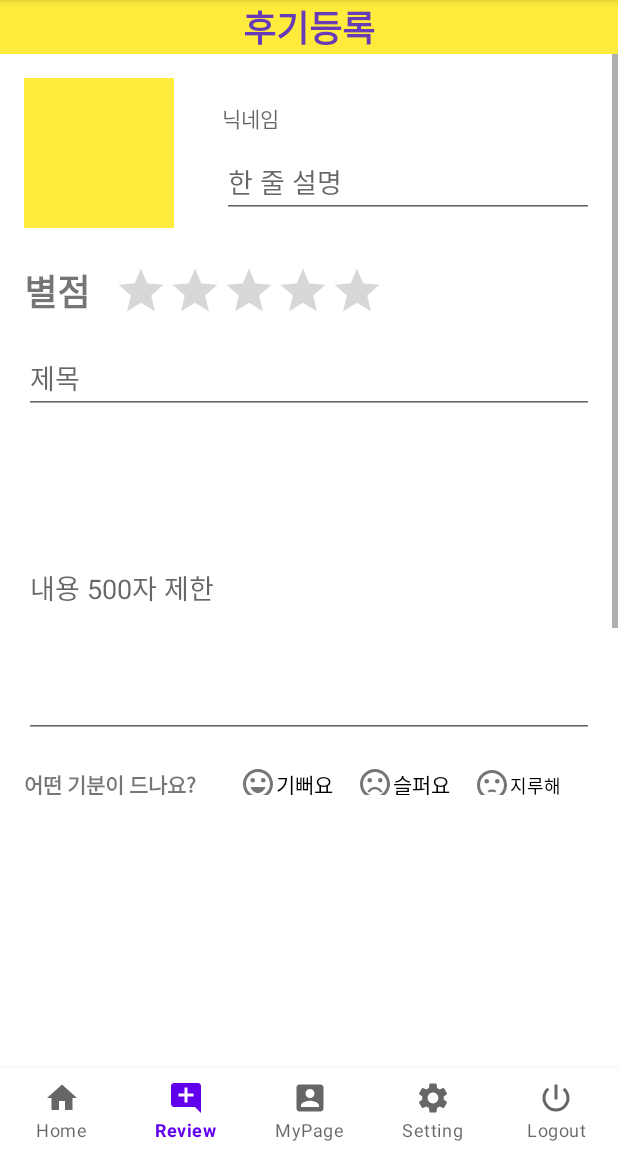
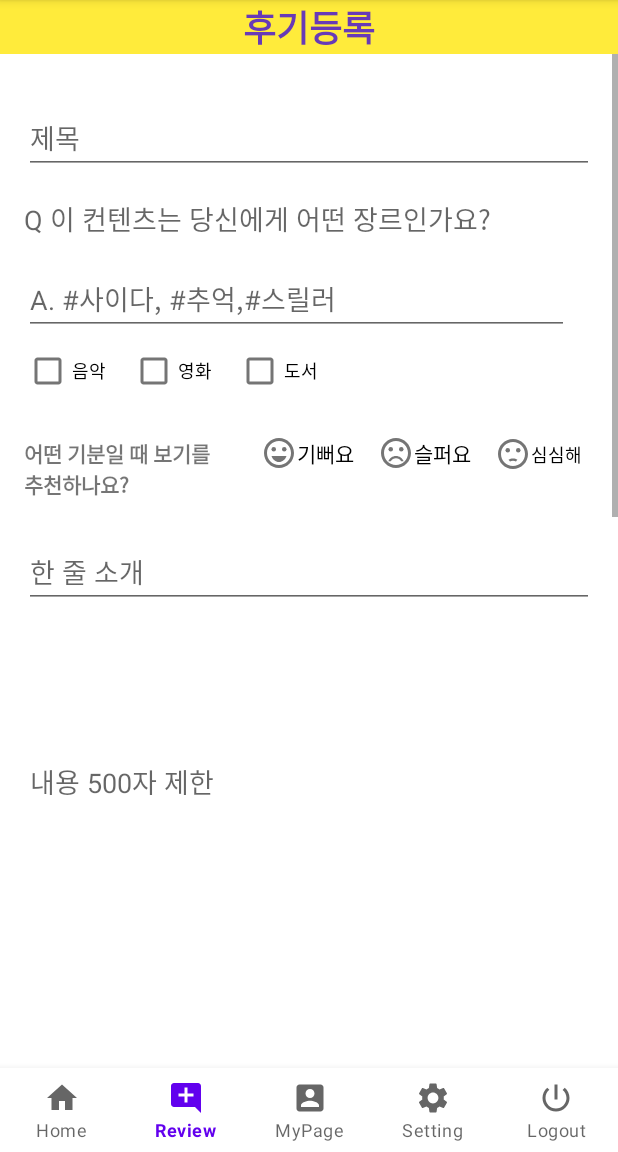
Before and after one commit to stgbs/BottomMenu, an Android app: the MainActivity2 screen opened directly, with no data from a screen before it, item 2 of the bottom bar chosen, on a phone screen of 412 x 824 dp, the part 84-1236 px from its top. Run offline under Robolectric (Android 15) with nearby library versions, the phone set to English and light mode, and no system bars.

Commit message:
HOME, REVIEW, MYPAGE

```diff
--- a/app/src/main/java/com/anroid/bottommenu/MainActivity2.kt
+++ b/app/src/main/java/com/anroid/bottommenu/MainActivity2.kt
@@ -61,6 +61,7 @@ class MainActivity2 : AppCompatActivity() {
         bundle.putInt("alias", reviewList.alias)
         bundle.putString("title", reviewList.title)
         bundle.putString("genre", reviewList.genre)
+        bundle.putString("category", reviewList.category)
         bundle.putString("reviewContent", reviewList.review)
         bundle.putString("description", reviewList.description)
         bundle.putFloat("rating", reviewList.rating)
--- a/app/src/main/java/com/anroid/bottommenu/ReviewAdapter.kt
+++ b/app/src/main/java/com/anroid/bottommenu/ReviewAdapter.kt
@@ -32,12 +32,10 @@ class ReviewAdapter(val context: Context, val reviewList: List<Review>): BaseAda
         val rowView: View = LayoutInflater.from(context).inflate(R.layout.review_contents, null)
 
         val textId = rowView.findViewById<TextView>(R.id.textId)
-        val imageView = rowView.findViewById<ImageView>(R.id.imageView)
         val textContent = rowView.findViewById<TextView>(R.id.textContent)
         val textDescription = rowView.findViewById<TextView>(R.id.textDescription)
 
         textId.text = reviewList[position].alias.toString()
-        imageView.setImageResource(R.drawable.image)
         textContent.text = reviewList[position].title
         textDescription.text = reviewList[position].description
 
--- a/app/src/main/java/com/anroid/bottommenu/ReviewFragment.kt
+++ b/app/src/main/java/com/anroid/bottommenu/ReviewFragment.kt
@@ -22,6 +22,7 @@ class ReviewFragment : Fragment() {
 
     lateinit var edt_alias: TextView
     lateinit var ratingBar: RatingBar
+    lateinit var edt_genre: EditText
     lateinit var summary: EditText
     lateinit var edt_title: EditText
     lateinit var review: EditText
@@ -33,8 +34,11 @@ class ReviewFragment : Fragment() {
     lateinit var btn_sad: CheckBox
     lateinit var btn_bored: CheckBox
 
+    lateinit var btn_music: CheckBox
+    lateinit var btn_movie: CheckBox
+    lateinit var btn_book: CheckBox
+
     lateinit var btn_add: Button
-    lateinit var btn_rev: Button
     lateinit var btn_del: Button
 
     override fun onCreateView(
@@ -47,6 +51,7 @@ class ReviewFragment : Fragment() {
 
         edt_alias = view.findViewById<TextView>(R.id.edt_alias)
         summary = view.findViewById<EditText>(R.id.summary)
+        edt_genre = view.findViewById<EditText>(R.id.edt_genre)
         edt_title = view.findViewById<EditText>(R.id.edt_title)
         review = view.findViewById<EditText>(R.id.review)
 
@@ -57,7 +62,11 @@ class ReviewFragment : Fragment() {
 
         btn_add = view.findViewById<Button>(R.id.btn_add)
         btn_del = view.findViewById<Button>(R.id.btn_del)
-        btn_rev = view.findViewById<Button>(R.id.btn_rev)
+
+        btn_music = view.findViewById<CheckBox>(R.id.btn_music)
+        btn_book = view.findViewById<CheckBox>(R.id.btn_book)
+        btn_movie = view.findViewById<CheckBox>(R.id.btn_movie)
+
 
         btn_happy = view.findViewById<CheckBox>(R.id.btn_happy)
         btn_sad = view.findViewById<CheckBox>(R.id.btn_sad)
@@ -66,8 +75,9 @@ class ReviewFragment : Fragment() {
         arguments?.let {
             alias = it.getInt("alias")
             title = it.getString("title").toString()
+            genre = it.getString("genre").toString()
+            category = it.getString("category").toString()
             reviewContent = it.getString("reviewContent").toString()
-            genre = it.getString("genre").toString()
             description = it.getString("description").toString()
             ratingScore = it.getFloat("rating")
             emotion = it.getString("emotion").toString()
@@ -75,6 +85,7 @@ class ReviewFragment : Fragment() {
         }
 
         edt_title.setText(title)
+        edt_genre.setText(genre)
         summary.setText(description)
         review.setText(reviewContent)
         ratingBar.rating = ratingScore
@@ -92,6 +103,13 @@ class ReviewFragment : Fragment() {
             else -> false
         }
 
+        when(category){
+            "MUSIC" -> btn_music.isChecked = true
+            "MOVIE" -> btn_movie.isChecked = true
+            "BOOK" -> btn_book.isChecked = true
+            else -> false
+        }
+
         //Event
         ratingBar.setOnRatingBarChangeListener { ratingBar, rating, fromUser ->
             ratingScore = rating
@@ -99,6 +117,7 @@ class ReviewFragment : Fragment() {
 
         emotion_btnEvent()
         recommend_btnEvent()
+        category_btnEvent()
         btnEvent()
 
         db.close()
@@ -134,9 +153,30 @@ class ReviewFragment : Fragment() {
         }
     }
 
+    private fun category_btnEvent(){
+        btn_music.setOnClickListener{
+            btn_book.isChecked = false
+            btn_movie.isChecked = false
+            category = "MUSIC"
+        }
+
+        btn_movie.setOnClickListener{
+            btn_music.isChecked = false
+            btn_book.isChecked = false
+            category = "MOVIE"
+        }
+
+        btn_book.setOnClickListener{
+            btn_music.isChecked = false
+            btn_movie.isChecked = false
+            category = "BOOK"
+        }
+    }
+
     private fun btnEvent(){
         btn_add.setOnClickListener {
             title = edt_title.text.toString()
+            genre = edt_genre.text.toString()
             reviewContent = review.text.toString()
             description = summary.text.toString()
 
--- a/app/src/main/res/layout/fragment_review.xml
+++ b/app/src/main/res/layout/fragment_review.xml
@@ -46,82 +46,12 @@
                     android:layout_width="match_parent"
                     android:layout_height="wrap_content">
 
-                    <ImageView
-                        android:id="@+id/me"
-                        android:layout_width="100dp"
-                        android:layout_height="100dp"
-                        android:layout_marginStart="16dp"
-                        android:layout_marginTop="16dp"
-                        android:layout_marginEnd="16dp"
-                        android:background="#FFEB3B"
-                        app:layout_constraintEnd_toStartOf="@+id/db_alias"
-                        app:layout_constraintStart_toStartOf="parent"
-                        app:layout_constraintTop_toBottomOf="@+id/text_mypage"
-                        app:layout_constraintTop_toTopOf="parent"
-                        tools:srcCompat="@drawable/ic_baseline_mood_24" />
-
                     <LinearLayout
                         android:layout_width="match_parent"
                         android:layout_height="wrap_content"
                         android:layout_marginTop="16dp"
                         android:orientation="vertical">
 
-                        <TextView
-                            android:id="@+id/edt_alias"
-                            android:layout_width="wrap_content"
-                            android:layout_height="wrap_content"
-                            android:layout_marginStart="16dp"
-                            android:layout_marginTop="16dp"
-                            android:hint="닉네임"
-                            app:layout_constraintStart_toEndOf="@+id/me"
-                            app:layout_constraintTop_toBottomOf="@+id/text_mypage" />
-
-                        <EditText
-                            android:id="@+id/summary"
-                            android:layout_width="match_parent"
-                            android:layout_height="wrap_content"
-                            android:layout_marginStart="16dp"
-                            android:layout_marginTop="8dp"
-                            android:layout_marginEnd="16dp"
-                            android:hint="한 줄 설명"
-                            android:maxLines="2"
-                            app:layout_constraintStart_toEndOf="@+id/me"
-                            app:layout_constraintTop_toBottomOf="@+id/db_alias" />
-
-
-                    </LinearLayout>
-
-                </LinearLayout>
-
-                <LinearLayout
-                    android:layout_width="match_parent"
-                    android:layout_height="match_parent">
-
-                    <TextView
-                        android:layout_width="wrap_content"
-                        android:layout_height="match_parent"
-                        android:layout_marginStart="16dp"
-                        android:layout_marginTop="24dp"
-                        android:text="별점"
-                        android:textSize="24sp"
-                        android:textStyle="bold"
-                        app:layout_constraintTop_toBottomOf="@+id/db_alias" />
-
-
-                    <RatingBar
-                        android:id="@+id/ratingBar"
-                        style="@style/Widget.AppCompat.RatingBar.Indicator"
-                        android:layout_width="wrap_content"
-                        android:layout_height="match_parent"
-                        android:layout_marginStart="16dp"
-                        android:layout_marginTop="24dp"
-                        android:isIndicator="false"
-                        android:max="5"
-                        android:numStars="5"
-                        android:rating="0.0"
-                        android:stepSize="0.5" />
-
-                </LinearLayout>
 
                         <EditText
                             android:id="@+id/edt_title"
@@ -137,32 +67,70 @@
                             app:layout_constraintTop_toBottomOf="@+id/me" />
 
 
-                <EditText
-                    android:id="@+id/review"
-                    android:layout_width="match_parent"
-                    android:layout_height="200dp"
+                        <TextView
+                            android:id="@+id/edt_alias"
+                            android:layout_width="wrap_content"
+                            android:layout_height="wrap_content"
                             android:layout_marginStart="16dp"
                             android:layout_marginTop="16dp"
-                    android:layout_marginEnd="16dp"
-                    android:ellipsize="end"
-                    android:hint="내용 500자 제한 "
-                    android:maxLength="500"
-                    app:layout_constraintEnd_toEndOf="parent"
-                    app:layout_constraintStart_toStartOf="parent"
-                    app:layout_constraintTop_toBottomOf="@+id/db_title" />
+                            android:hint="Q 이 컨텐츠는 당신에게 어떤 장르인가요?"
+                            android:textSize="18dp"
+                            app:layout_constraintStart_toEndOf="@+id/me"
+                            app:layout_constraintTop_toBottomOf="@+id/text_mypage" />
+
+                        <EditText
+                            android:id="@+id/edt_genre"
+                            android:layout_width="363dp"
+                            android:layout_height="wrap_content"
+                            android:layout_marginStart="16dp"
+                            android:layout_marginTop="16dp"
+                            android:hint="A. #사이다, #추억,#스릴러"
+                            android:maxLength="18"
+                            app:layout_constraintStart_toEndOf="@+id/me"
+                            app:layout_constraintTop_toBottomOf="@+id/text_mypage" />
+
+                        <LinearLayout
+                            android:layout_width="226dp"
+                            android:layout_height="wrap_content"
+                            android:orientation="horizontal">
+
+                            <CheckBox
+                                android:id="@+id/btn_music"
+                                android:layout_width="wrap_content"
+                                android:layout_height="wrap_content"
+                                android:layout_marginStart="16dp"
+                                android:text="음악"
+                                android:textSize="12sp" />
+
+                            <CheckBox
+                                android:id="@+id/btn_movie"
+                                android:layout_width="wrap_content"
+                                android:layout_height="wrap_content"
+                                android:layout_marginStart="16dp"
+                                android:text="영화"
+                                android:textSize="12sp" />
+
+                            <CheckBox
+                                android:id="@+id/btn_book"
+                                android:layout_width="wrap_content"
+                                android:layout_height="wrap_content"
+                                android:layout_marginStart="16dp"
+                                android:text="도서"
+                                android:textSize="12sp" />
+                        </LinearLayout>
 
 
                         <LinearLayout
                             android:layout_width="match_parent"
-                    android:layout_height="wrap_content">
+                            android:layout_height="78dp">
 
                             <TextView
-                        android:layout_width="120dp"
+                                android:layout_width="134dp"
                                 android:layout_height="wrap_content"
                                 android:layout_marginStart="16dp"
                                 android:layout_marginTop="16dp"
                                 android:layout_marginEnd="16dp"
-                        android:text="어떤 기분이 드나요?"
+                                android:text="어떤 기분일 때 보기를 추천하나요?"
                                 android:textSize="14sp"
                                 android:textStyle="bold"
                                 app:layout_constraintStart_toStartOf="parent" />
@@ -195,15 +163,81 @@
                                 android:layout_marginTop="16dp"
                                 android:layout_marginEnd="16dp"
                                 android:button="@drawable/ic_baseline_bored"
-                        android:text="지루해"
+                                android:text="심심해"
                                 android:textSize="12sp" />
 
 
                         </LinearLayout>
 
+
+                    </LinearLayout>
+
+                </LinearLayout>
+
+
+
+
+                <EditText
+                    android:id="@+id/summary"
+                    android:layout_width="match_parent"
+                    android:layout_height="wrap_content"
+                    android:layout_marginStart="16dp"
+                    android:layout_marginTop="8dp"
+                    android:layout_marginEnd="16dp"
+                    android:hint="한 줄 소개"
+                    android:maxLines="2"
+                    app:layout_constraintStart_toEndOf="@+id/me"
+                    app:layout_constraintTop_toBottomOf="@+id/db_alias" />
+
+
+                <EditText
+                    android:id="@+id/review"
+                    android:layout_width="match_parent"
+                    android:layout_height="200dp"
+                    android:layout_marginStart="16dp"
+                    android:layout_marginTop="16dp"
+                    android:layout_marginEnd="16dp"
+                    android:ellipsize="end"
+                    android:hint="내용 500자 제한 "
+                    android:maxLength="500"
+                    app:layout_constraintEnd_toEndOf="parent"
+                    app:layout_constraintStart_toStartOf="parent"
+                    app:layout_constraintTop_toBottomOf="@+id/db_title" />
+
+
                 <LinearLayout
                     android:layout_width="match_parent"
                     android:layout_height="match_parent">
+
+                    <TextView
+                        android:layout_width="wrap_content"
+                        android:layout_height="match_parent"
+                        android:layout_marginStart="16dp"
+                        android:layout_marginTop="24dp"
+                        android:text="별점"
+                        android:textSize="18dp"
+                        android:textStyle="bold"
+                        app:layout_constraintTop_toBottomOf="@+id/db_alias" />
+
+
+                    <RatingBar
+                        android:id="@+id/ratingBar"
+                        style="@style/Widget.AppCompat.RatingBar.Indicator"
+                        android:layout_width="wrap_content"
+                        android:layout_height="match_parent"
+                        android:layout_marginStart="16dp"
+                        android:layout_marginTop="18dp"
+                        android:isIndicator="false"
+                        android:max="5"
+                        android:numStars="5"
+                        android:rating="0.0"
+                        android:stepSize="0.5" />
+
+                </LinearLayout>
+
+                <LinearLayout
+                    android:layout_width="match_parent"
+                    android:layout_height="wrap_content">
 
                     <TextView
                         android:id="@+id/db_choose"
@@ -212,6 +246,7 @@
                         android:layout_marginStart="16dp"
                         android:layout_marginTop="16dp"
                         android:layout_marginEnd="16dp"
+                        android:layout_marginBottom="16dp"
                         android:text="추천 선택"
                         android:textAlignment="center"
                         android:textAllCaps="false"
@@ -228,6 +263,7 @@
                         android:layout_height="wrap_content"
                         android:layout_marginStart="16dp"
                         android:layout_marginTop="16dp"
+                        android:layout_marginBottom="16dp"
                         android:background="#00BCD4"
                         android:backgroundTint="#673AB7"
                         android:buttonTint="#FFEB3B"
@@ -242,6 +278,7 @@
                         android:layout_height="wrap_content"
                         android:layout_marginStart="16dp"
                         android:layout_marginTop="16dp"
+                        android:layout_marginBottom="16dp"
                         android:background="#FFEB3B"
                         android:backgroundTint="#673AB7"
                         android:buttonTint="#FFEB3B"
@@ -277,13 +314,7 @@
                         android:layout_marginStart="16dp"
                         android:text="삭제" />
 
-                    <Button
-                        android:id="@+id/btn_rev"
-                        android:layout_width="70dp"
-                        android:layout_height="40dp"
-                        android:layout_gravity="center"
-                        android:layout_marginStart="16dp"
-                        android:text="수정" />
+
                 </LinearLayout>
             </LinearLayout>
         </ScrollView>
--- a/app/src/main/res/layout/list_content.xml
+++ b/app/src/main/res/layout/list_content.xml
@@ -8,7 +8,7 @@
     <ImageView
         android:id="@+id/content_Image"
         android:layout_width="150dp"
-        android:layout_height="wrap_content"
+        android:layout_height="200dp"
         android:layout_marginBottom="4dp"
         android:adjustViewBounds="true"
         android:scaleType="centerCrop"
```
Also changed, not shown: app/src/main/java/com/anroid/bottommenu/DBHelper.kt (+3 -5 lines), app/src/main/res/layout/activity_forum.xml (+2 -13 lines), app/src/main/res/layout/review_contents.xml (+6 -17 lines). Lines whose indentation alone changed are shown as unchanged.
